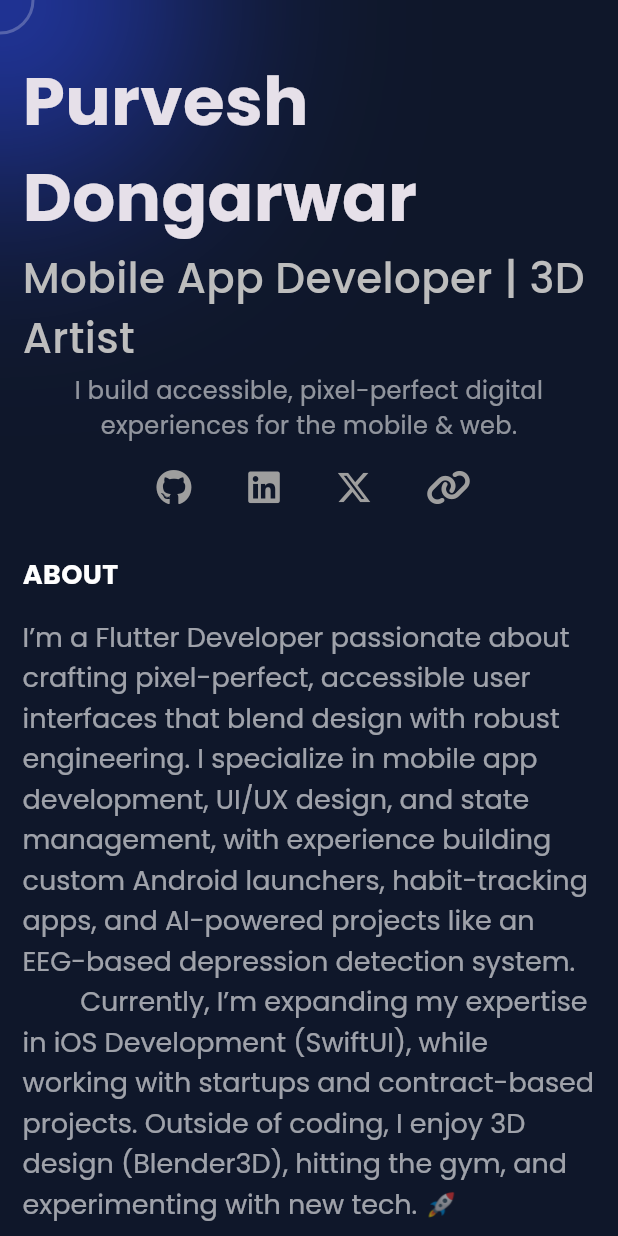
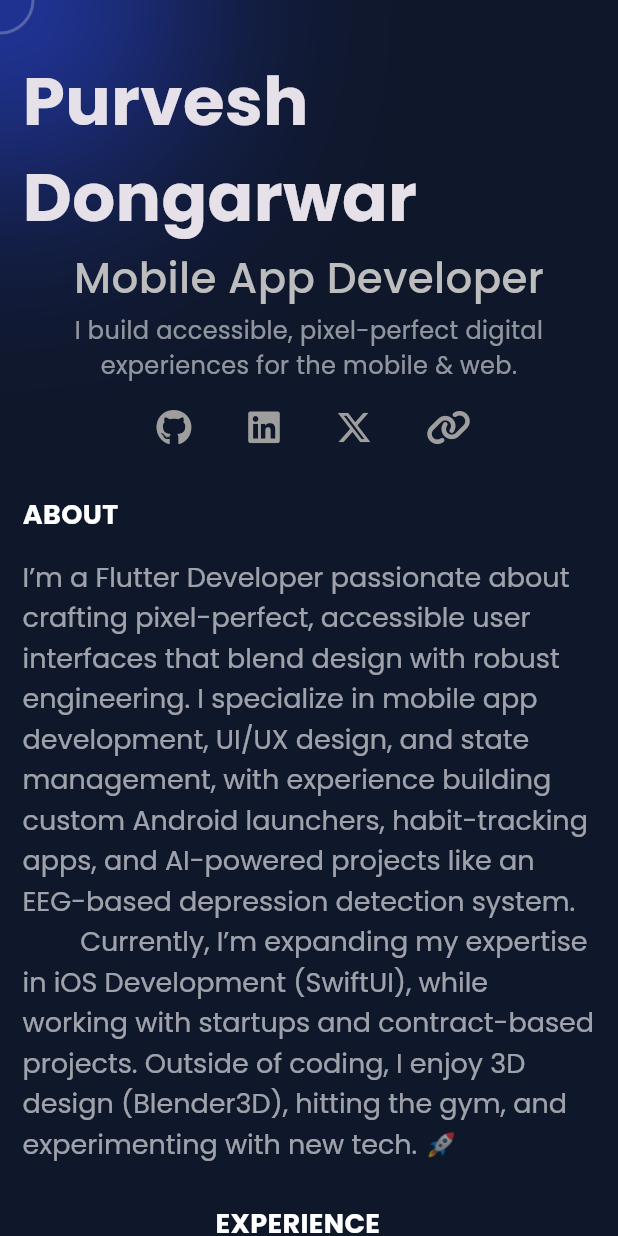
Before and after one commit to purveshxd/purveshxd-portfolio-3.0, a Flutter app: the screen it shows after launch, on a phone screen of 412 x 824 dp. Run offline on Flutter 3.47's test engine with Material 3 defaults, Android fonts, the phone set to English and light mode, and no system bars; our stand-ins replace cloud_firestore, firebase_core, flutter_markdown, font_awesome_flutter, google_fonts, scrollable_positioned_list; accounts and stored records are empty; statements that could not run were skipped.

Commit message:
test:3d artist

```diff
--- a/lib/components/profile_component.dart
+++ b/lib/components/profile_component.dart
@@ -19,7 +19,7 @@ class ProfileComponent extends StatelessWidget {
         ),
         SizedBox(height: MediaQuery.sizeOf(context).width * .005),
         Text(
-          "Mobile App Developer | 3D Artist",
+          "Mobile App Developer",
           style: Style.subHeadingTextStyle,
         ),
         SizedBox(height: MediaQuery.sizeOf(context).width * .01),
```
Also changed, not shown: 1 other file.
